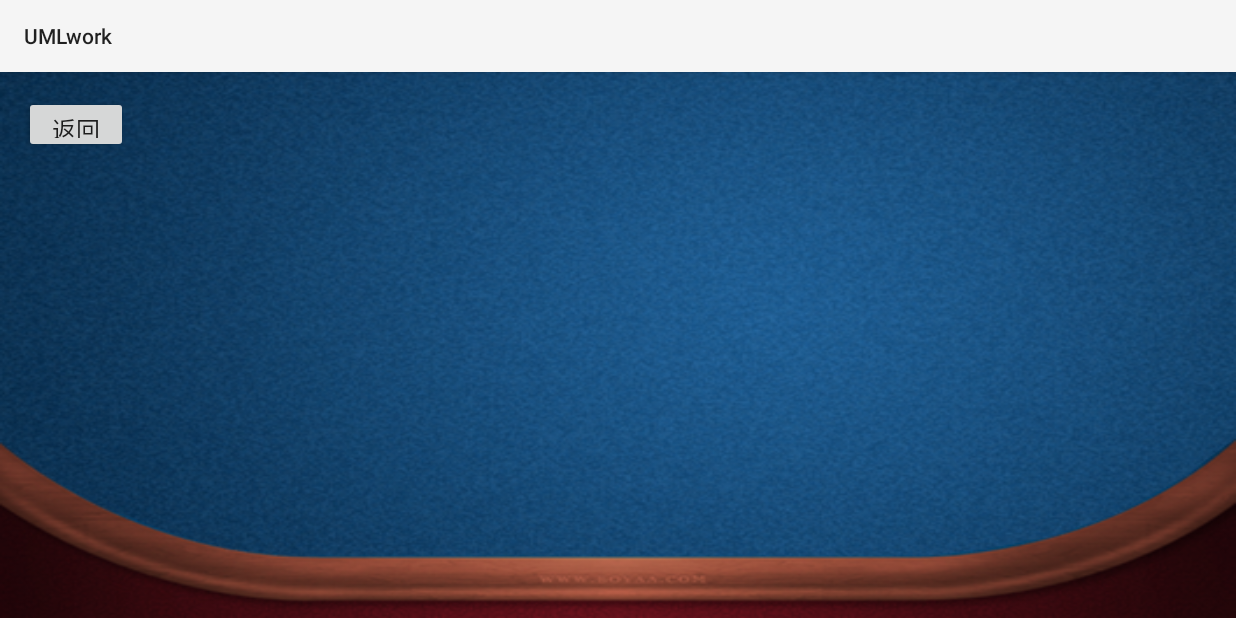
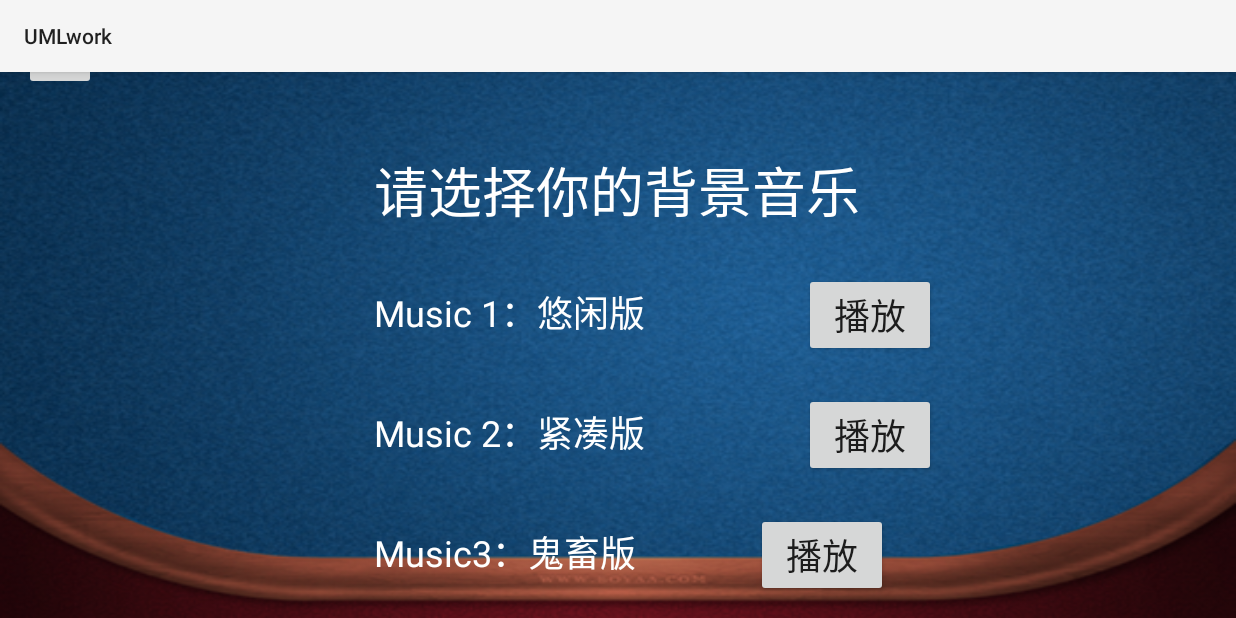
Before and after one commit to AhaLims/UML-work, an Android app: the bgmActivity screen opened directly, with no data from a screen before it, on a phone screen of 824 x 412 dp (held sideways). Run offline under Robolectric (Android 15) with nearby library versions, the phone set to English and light mode, and no system bars.

Commit message:
做好了音效设置的所有版面，写了button对应的函数，但具体播放还未实现现

```diff
--- a/UMLwork/app/build.gradle
+++ b/UMLwork/app/build.gradle
@@ -25,4 +25,5 @@ dependencies {
     testImplementation 'junit:junit:4.12'
     androidTestImplementation 'com.android.support.test:runner:1.0.2'
     androidTestImplementation 'com.android.support.test.espresso:espresso-core:3.0.2'
+    implementation 'com.android.support:support-v4:28.0.0'
 }
--- a/UMLwork/app/src/main/java/cdd/bgm/view/bgmActivity.java
+++ b/UMLwork/app/src/main/java/cdd/bgm/view/bgmActivity.java
@@ -5,18 +5,19 @@ import android.support.v7.app.AppCompatActivity;
 import android.os.Bundle;
 import android.view.View;
 import android.widget.Button;
+import android.widget.ImageButton;
 
 import com.example.uml.umlwork.R;
 
 import cdd.bgm.contract.bgmContract;
-import cdd.desk.view.deskActivity;
 import cdd.menu.view.MainActivity;
 
 public class bgmActivity extends AppCompatActivity implements bgmContract.View{
-    private Button btnReturn;
+    private ImageButton btnReturn;
 
     @Override
-    protected void onCreate(Bundle savedInstanceState) {
+    protected void onCreate(Bundle savedInstanceState)
+    {
         super.onCreate(savedInstanceState);
         setContentView(R.layout.activity_bgm);
 
@@ -24,15 +25,29 @@ public class bgmActivity extends AppCompatActivity implements bgmContract.View{
         btnReturn  =  findViewById(R.id.returnButton);
 
         //开始游戏按钮点击事件：跳转到deskActivity
-       btnReturn.setOnClickListener(new View.OnClickListener(){
+       btnReturn.setOnClickListener(new View.OnClickListener()
+       {
             @Override
-            public void onClick(View v){
+            public void onClick(View v)
+            {
                 Intent intent = new Intent(bgmActivity.this , MainActivity.class);
                 startActivity(intent);
             }
         });
     }
 
+    public void playMusic1(View view)
+    {
 
+    }
 
+    public void playMusic2(View view)
+    {
+
+    }
+
+    public void playMusic3(View view)
+    {
+
+    }
 }
--- a/UMLwork/app/src/main/res/layout/activity_bgm.xml
+++ b/UMLwork/app/src/main/res/layout/activity_bgm.xml
@@ -7,14 +7,97 @@
     android:background="@mipmap/game_bg"
     tools:context="cdd.bgm.view.bgmActivity">
 
-    <Button
-        android:id="@+id/returnButton"
-        android:layout_width="69dp"
-        android:layout_height="38dp"
-        android:layout_marginStart="16dp"
-        android:layout_marginTop="16dp"
-        android:text="返回"
-        android:textSize="16dp"
+    <TextView
+        android:id="@+id/bgmTitle"
+        android:layout_width="wrap_content"
+        android:layout_height="wrap_content"
+        android:layout_marginTop="52dp"
+        android:text="请选择你的背景音乐"
+        android:textColor="@android:color/white"
+        android:textSize="36sp"
+        app:layout_constraintEnd_toEndOf="parent"
+        app:layout_constraintHorizontal_bias="0.498"
         app:layout_constraintStart_toStartOf="parent"
         app:layout_constraintTop_toTopOf="parent" />
+
+    <ImageButton
+        android:id="@+id/returnButton"
+        android:layout_width="wrap_content"
+        android:layout_height="wrap_content"
+        android:layout_marginStart="16dp"
+        android:layout_marginBottom="352dp"
+        app:layout_constraintBottom_toBottomOf="parent"
+        app:layout_constraintStart_toStartOf="parent"
+        app:srcCompat="?attr/actionModeCloseDrawable" />
+
+    <Button
+        android:id="@+id/startButton1"
+        android:layout_width="wrap_content"
+        android:layout_height="wrap_content"
+        android:layout_marginTop="28dp"
+        android:layout_marginEnd="200dp"
+        android:onClick="playMusic1"
+        android:text="播放"
+        android:textSize="24sp"
+        app:layout_constraintEnd_toEndOf="parent"
+        app:layout_constraintTop_toBottomOf="@+id/bgmTitle" />
+
+    <Button
+        android:id="@+id/startButton2"
+        android:layout_width="wrap_content"
+        android:layout_height="wrap_content"
+        android:layout_marginTop="24dp"
+        android:onClick="playMusic2"
+        android:text="播放"
+        android:textSize="24sp"
+        app:layout_constraintEnd_toEndOf="@+id/startButton1"
+        app:layout_constraintTop_toBottomOf="@+id/startButton1" />
+
+    <Button
+        android:id="@+id/startButton3"
+        android:layout_width="wrap_content"
+        android:layout_height="wrap_content"
+        android:layout_marginTop="24dp"
+        android:layout_marginEnd="18dp"
+        android:onClick="playMusic3"
+        android:text="播放"
+        android:textSize="24sp"
+        app:layout_constraintEnd_toEndOf="parent"
+        app:layout_constraintHorizontal_bias="0.272"
+        app:layout_constraintStart_toEndOf="@+id/bgmTextView3"
+        app:layout_constraintTop_toBottomOf="@+id/startButton2" />
+
+    <TextView
+        android:id="@+id/bgmTextView1"
+        android:layout_width="wrap_content"
+        android:layout_height="wrap_content"
+        android:layout_marginTop="36dp"
+        android:text="Music 1：悠闲版"
+        android:textColor="@android:color/white"
+        android:textSize="24sp"
+        app:layout_constraintStart_toStartOf="@+id/bgmTitle"
+        app:layout_constraintTop_toBottomOf="@+id/bgmTitle" />
+
+    <TextView
+        android:id="@+id/bgmTextView2"
+        android:layout_width="wrap_content"
+        android:layout_height="wrap_content"
+        android:layout_marginTop="44dp"
+        android:text="Music 2：紧凑版"
+        android:textColor="@android:color/white"
+        android:textSize="24sp"
+        app:layout_constraintStart_toStartOf="@+id/bgmTextView1"
+        app:layout_constraintTop_toBottomOf="@+id/bgmTextView1" />
+
+    <TextView
+        android:id="@+id/bgmTextView3"
+        android:layout_width="wrap_content"
+        android:layout_height="wrap_content"
+        android:layout_marginTop="44dp"
+        android:text="Music3：鬼畜版"
+        android:textColor="@android:color/white"
+        android:textSize="24sp"
+        app:layout_constraintStart_toStartOf="@+id/bgmTextView2"
+        app:layout_constraintTop_toBottomOf="@+id/bgmTextView2" />
+
 </android.support.constraint.ConstraintLayout>
--- a/UMLwork/app/src/main/res/values/strings.xml
+++ b/UMLwork/app/src/main/res/values/strings.xml
@@ -4,4 +4,5 @@
     <string name="set_bgm">音效设置</string>
     <string name="exit_game">退出游戏</string>
     <string name="show_rank">游戏排行</string>
+    <string name="music_2">Music 2：经凑版</string>
 </resources>
```
